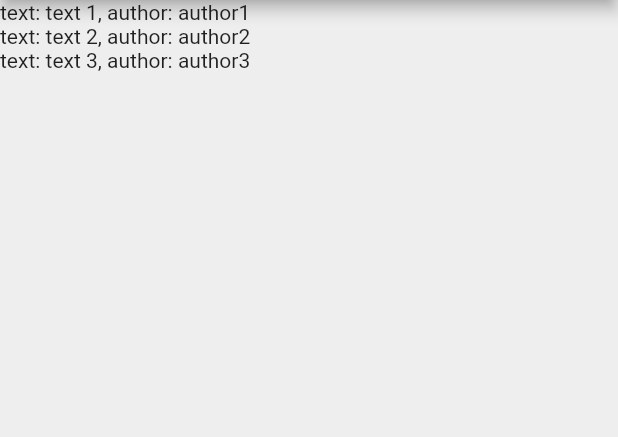
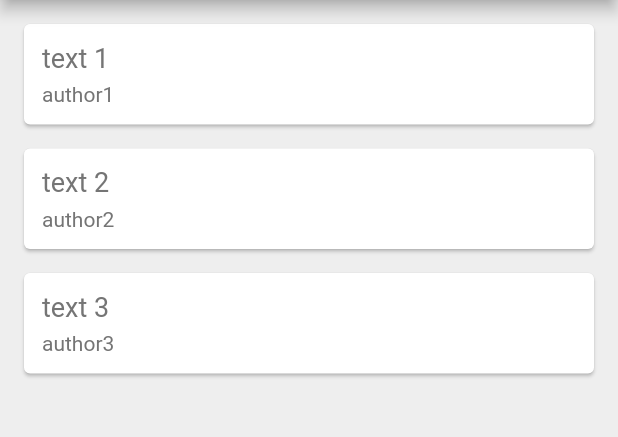
Before and after one commit to majdya/Flutter101, a Flutter app: the screen it shows after launch, on a phone screen of 412 x 824 dp, the part 84-521 px from its top. Run offline on Flutter 3.47's test engine with Material 2 defaults, Android fonts, the phone set to English and light mode, and no system bars.

Commit message:
Card template function

```diff
--- a/quotes/lib/main.dart
+++ b/quotes/lib/main.dart
@@ -14,6 +14,30 @@ class _QuoteListState extends State<QuoteList> {
     Quote(author: 'author2', text: "text 2"),
     Quote(author: 'author3', text: "text 3"),
   ];
+
+  Widget quoteTemplate(quote) {
+    return Card(
+      margin: EdgeInsets.fromLTRB(16, 16, 16, 0),
+      child: Padding(
+        padding: const EdgeInsets.all(12.0),
+        child: Column(
+          crossAxisAlignment: CrossAxisAlignment.stretch,
+          children: <Widget>[
+            Text(quote.text,
+                style: TextStyle(fontSize: 18, color: Colors.grey[600])),
+            SizedBox(
+              height: 6,
+            ),
+            Text(
+              quote.author,
+              style: TextStyle(color: Colors.grey[600], fontSize: 14),
+            ),
+          ],
+        ),
+      ),
+    );
+  }
+
   @override
   Widget build(BuildContext context) {
     return Scaffold(
@@ -24,10 +48,7 @@ class _QuoteListState extends State<QuoteList> {
         backgroundColor: Colors.redAccent,
       ),
       body: Column(
-        children: quotes
-            .map(
-                (quote) => Text('text: ${quote.text}, author: ${quote.author}'))
-            .toList(),
+        children: quotes.map((quote) => quoteTemplate(quote)).toList(),
       ),
     );
   }
```
